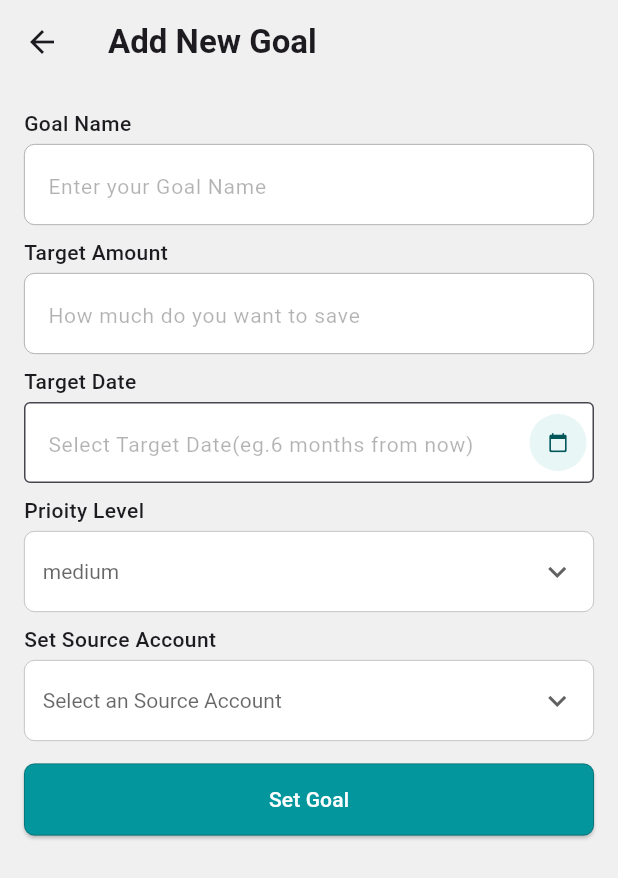
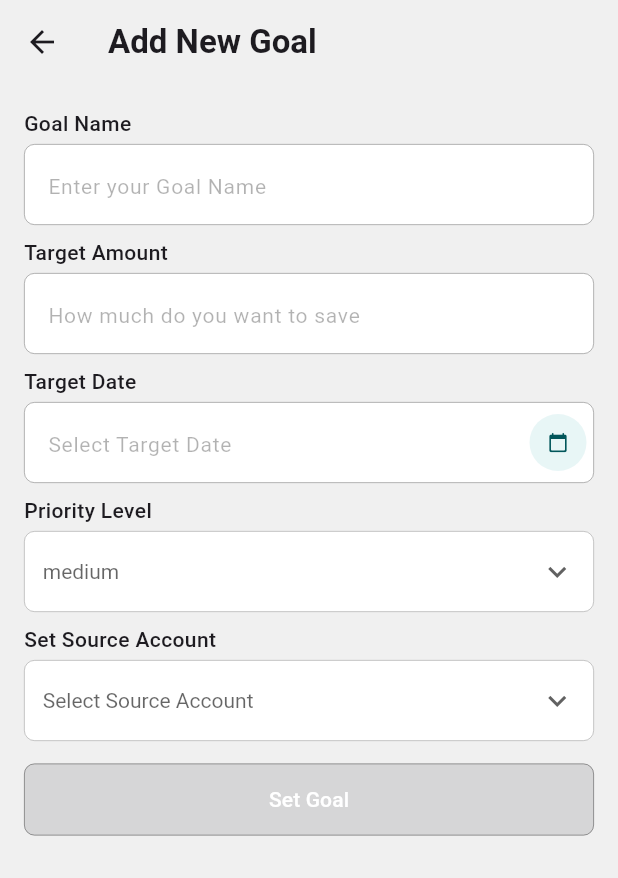
Before and after one commit to Arjun256900/goal-syncorb, a Flutter app: the AddNewGoal screen opened directly, on a phone screen of 412 x 824 dp. Shown: the top 878 px of the screen. Run offline on Flutter 3.47's test engine with Material 3 defaults, Android fonts, the phone set to English and light mode, and no system bars; our stand-ins replace dotted_border, file_picker, flutter_bloc.

Commit message:
kandiah:made Changes and added the bloc for the goal logic

```diff
--- /dev/null
+++ b/devtools_options.yaml
@@ -0,0 +1,3 @@
+description: This file stores settings for Dart & Flutter DevTools.
+documentation: https://docs.flutter.dev/tools/devtools/extensions#configure-extension-enablement-states
+extensions:
--- a/lib/bloc/bloc_main.dart
+++ /dev/null
@@ -1,3 +0,0 @@
-import 'package:flutter/material.dart';
-import 'package:flutter_bloc/flutter_bloc.dart';
-// class BlocMain extends Bloc<>{}
--- /dev/null
+++ b/lib/bloc/goal/form_event.dart
@@ -0,0 +1,31 @@
+
+
+abstract class GoalEvent {}
+
+class GoalNameChanged extends GoalEvent {
+  final String goalName;
+  GoalNameChanged(this.goalName);
+}
+
+class TargetAmountChanged extends GoalEvent {
+  final String amount;
+  TargetAmountChanged(this.amount);
+}
+
+class TargetDateChanged extends GoalEvent {
+  final String date;
+  TargetDateChanged(this.date);
+}
+
+class PrioityLevelChanged extends GoalEvent{
+  final String prioity;
+  PrioityLevelChanged(this.prioity);
+}
+class SourceAccountChanged extends GoalEvent{
+  final String sourceAccount;
+  SourceAccountChanged(this.sourceAccount);
+}
+
+class SubmitGoal extends GoalEvent {
+
+}
--- /dev/null
+++ b/lib/bloc/goal/form_state.dart
@@ -0,0 +1,46 @@
+class GoalState {
+  final String goalName;
+  final String amount;
+  final String date;
+  final String priority;
+  final String sourceAccount;
+  final bool isValid;
+
+  GoalState({
+    required this.goalName,
+    required this.amount,
+    required this.date,
+    required this.priority,
+    required this.sourceAccount,
+    required this.isValid,
+  });
+
+  factory GoalState.initial() {
+    return GoalState(
+      goalName: '',
+      amount: '',
+      date: '',
+      priority: '',
+      sourceAccount: '',
+      isValid: false,
+    );
+  }
+
+  GoalState copyWith({
+    String? goalName,
+    String? amount,
+    String? date,
+    String? priority,
+    String? sourceAccount,
+    bool? isValid,
+  }) {
+    return GoalState(
+      goalName: goalName ?? this.goalName,
+      amount: amount ?? this.amount,
+      date: date ?? this.date,
+      priority: priority ?? this.priority,
+      sourceAccount: sourceAccount ?? this.sourceAccount,
+      isValid: isValid ?? this.isValid,
+    );
+  }
+}
--- a/lib/screens/add_new_goal.dart
+++ b/lib/screens/add_new_goal.dart
@@ -1,4 +1,9 @@
+// lib/screens/add_new_goal.dart
 import 'package:flutter/material.dart';
+import 'package:flutter_bloc/flutter_bloc.dart';
+import 'package:goal/bloc/goal/form_bloc.dart';
+import 'package:goal/bloc/goal/form_event.dart';
+import 'package:goal/bloc/goal/form_state.dart';
 import 'package:goal/widgets/custom_text_field.dart';
 import 'package:goal/widgets/dateField.dart';
 import 'package:goal/widgets/dropDownField.dart';
@@ -9,7 +14,9 @@ class AddNewGoal extends StatelessWidget {
   @override
   Widget build(BuildContext context) {
     return GestureDetector(
-      onTap: () => {FocusManager.instance.primaryFocus?.unfocus()},
+      onTap: () => FocusManager.instance.primaryFocus?.unfocus(),
+      child: BlocProvider<FormBloc>(
+        create: (_) => FormBloc(),
         child: Scaffold(
           resizeToAvoidBottomInset: true,
           appBar: AppBar(
@@ -17,65 +24,88 @@ class AddNewGoal extends StatelessWidget {
               "Add New Goal",
               style: TextStyle(fontWeight: FontWeight.w600),
             ),
-          backgroundColor: Color(0xFFF0F0F0),
+            backgroundColor: const Color(0xFFF0F0F0),
           ),
           body: SafeArea(
-
             child: SingleChildScrollView(
-
               child: Padding(
                 padding: const EdgeInsets.all(16.0),
-              child: Column(
+                child: BlocBuilder<FormBloc, GoalState>(
+                  builder: (context, state) {
+                    final bloc = context.read<FormBloc>();
+                    return Column(
+                      crossAxisAlignment: CrossAxisAlignment.stretch,
                       children: [
                         CustomTextField(
                           heading: "Goal Name",
                           hintText: "Enter your Goal Name",
+                          initialValue: state.goalName,
+                          onChanged: (v) => bloc.add(GoalNameChanged(v)),
                         ),
                         const SizedBox(height: 8),
                         CustomTextField(
                           heading: "Target Amount",
                           hintText: "How much do you want to save",
+                          initialValue: state.amount,
+                          onChanged: (v) => bloc.add(TargetAmountChanged(v)),
                         ),
                         const SizedBox(height: 8),
                         DateField(
                           heading: "Target Date",
-                    hintText: "Select Target Date(eg.6 months from now)",
+                          hintText: "Select Target Date",
+                          selectedDate: state.date,
+                          onDateSelected: (v) => bloc.add(TargetDateChanged(v)),
                         ),
                         const SizedBox(height: 8),
                         Dropdownfield(
-                    heading: "Prioity Level",
+                          heading: "Priority Level",
                           items: ['low', 'medium', 'high'],
-                    hintText: "medium",
+                          hintText: state.priority.isEmpty
+                              ? 'medium'
+                              : state.priority,
+                          onChanged: (v) => bloc.add(PrioityLevelChanged(v)),
                         ),
                         const SizedBox(height: 8),
-
                         Dropdownfield(
                           heading: "Set Source Account",
-                    items: ['low', 'medium', 'high'],
-                    hintText: "Select an Source Account",
+                          items: ['Account A', 'Account B', 'Account C'],
+                          hintText: state.sourceAccount.isEmpty
+                              ? 'Select Source Account'
+                              : state.sourceAccount,
+                          onChanged: (v) => bloc.add(SourceAccountChanged(v)),
                         ),
                         const SizedBox(height: 15),
-
                         ElevatedButton(
-                    onPressed: () {
+                          onPressed: state.isValid
+                              ? () {
+                                  bloc.add(SubmitGoal());
                                   Navigator.of(context).pop();
-                    },
+                                }
+                              : null,
                           style: ElevatedButton.styleFrom(
-                      fixedSize: Size(380, 48),
-
+                            fixedSize: const Size(double.infinity, 48),
                             shape: RoundedRectangleBorder(
                               borderRadius: BorderRadius.circular(7),
                               side: const BorderSide(
                                 width: 0.5,
-                              color: Color.fromRGBO(0, 0, 0, 0.3),
+                                color: Color.fromRGBO(0,0,0,0.45),
                               ),
-
                             ),
-                        backgroundColor:Theme.of(context).primaryColor,
+                            backgroundColor: Theme.of(context).primaryColor,
                           ),
-                    child: Text("Set Goal",style: TextStyle(color: Colors.white,fontSize: 14,fontWeight: FontWeight.w500),)
+                          child: const Text(
+                            "Set Goal",
+                            style: TextStyle(
+                              color: Colors.white,
+                              fontSize: 14,
+                              fontWeight: FontWeight.w500,
+                            ),
+                          ),
                         ),
                       ],
+                    );
+                  },
+                ),
               ),
             ),
           ),
--- a/lib/widgets/custom_text_field.dart
+++ b/lib/widgets/custom_text_field.dart
@@ -1,12 +1,19 @@
 import 'package:flutter/material.dart';
 
+/// A reusable text input field that dispatches changes via [onChanged].
+/// Removed internal controller to prevent rebuild issues—uses [initialValue] instead.
 class CustomTextField extends StatelessWidget {
   final String heading;
   final String hintText;
+  final String initialValue;
+  final ValueChanged<String>? onChanged;
+
   const CustomTextField({
     super.key,
     required this.heading,
     required this.hintText,
+    this.initialValue = '',
+    this.onChanged,
   });
 
   @override
@@ -16,24 +23,35 @@ class CustomTextField extends StatelessWidget {
       children: [
         Text(
           heading,
-          style: TextStyle(fontWeight: FontWeight.w500, fontSize: 14),
+          style: const TextStyle(fontWeight: FontWeight.w500, fontSize: 14),
         ),
         const SizedBox(height: 4),
         ConstrainedBox(
-          constraints: BoxConstraints(maxHeight: 54),
-          child: TextField(
+          constraints: const BoxConstraints(maxHeight: 54),
+          child: TextFormField(
+            initialValue: initialValue,
+            onChanged: onChanged,
             decoration: InputDecoration(
               hintText: hintText,
-              hintStyle: TextStyle(color:Color.fromRGBO(0, 0, 0, 0.3), fontSize: 14),
+              hintStyle: const TextStyle(
+                color: Color.fromRGBO(0, 0, 0, 0.3),
+                fontSize: 14,
+              ),
               filled: true,
               fillColor: Colors.white,
               enabledBorder: OutlineInputBorder(
                 borderRadius: BorderRadius.circular(7),
-                borderSide: BorderSide(color: Color.fromRGBO(0, 0, 0, 0.4),width: 0.5),
+                borderSide: const BorderSide(
+                  color: Color.fromRGBO(0, 0, 0, 0.4),
+                  width: 0.5,
+                ),
               ),
               focusedBorder: OutlineInputBorder(
                 borderRadius: BorderRadius.circular(7),
-                borderSide: BorderSide(color: Color.fromRGBO(0, 0, 0, 0.3), width: 0.5),
+                borderSide: const BorderSide(
+                  color: Color.fromRGBO(0, 0, 0, 0.3),
+                  width: 0.5,
+                ),
               ),
             ),
           ),
--- a/lib/widgets/dateField.dart
+++ b/lib/widgets/dateField.dart
@@ -1,33 +1,70 @@
 import 'package:flutter/material.dart';
 
+/// A date picker field that displays a formatted date and calls [onDateSelected] when changed.
 class DateField extends StatefulWidget {
   final String heading;
   final String hintText;
-  const DateField({super.key, required this.heading, required this.hintText});
+  final String selectedDate;          // formatted date string
+  final ValueChanged<String>? onDateSelected;
+
+  const DateField({
+    super.key,
+    required this.heading,
+    required this.hintText,
+    this.selectedDate = '',
+    this.onDateSelected,
+  });
 
   @override
   State<DateField> createState() => _DateFieldState();
 }
 
 class _DateFieldState extends State<DateField> {
-  final TextEditingController _controller = TextEditingController();
-  DateTime? selectedDate;
+  late final TextEditingController _controller;
+  DateTime? _pickedDate;
+
+  @override
+  void initState() {
+    super.initState();
+    _controller = TextEditingController(text: widget.selectedDate);
+    if (widget.selectedDate.isNotEmpty) {
+      // Try parse the incoming selectedDate (dd/MM/yyyy)
+      final parts = widget.selectedDate.split('/');
+      if (parts.length == 3) {
+        final d = int.tryParse(parts[0]);
+        final m = int.tryParse(parts[1]);
+        final y = int.tryParse(parts[2]);
+        if (d != null && m != null && y != null) {
+          _pickedDate = DateTime(y, m, d);
+        }
+      }
+    }
+  }
+
+  @override
+  void didUpdateWidget(covariant DateField old) {
+    super.didUpdateWidget(old);
+    if (widget.selectedDate != old.selectedDate) {
+      _controller.text = widget.selectedDate;
+      // parse date similar to initState if needed
+    }
+  }
 
   Future<void> _selectDate(BuildContext context) async {
-    final DateTime? pickedDate = await showDatePicker(
+    final now = DateTime.now();
+    final picked = await showDatePicker(
       context: context,
-      initialDate: selectedDate ?? DateTime.now(),
+      initialDate: _pickedDate ?? now,
       firstDate: DateTime(1900),
       lastDate: DateTime(2100),
     );
-    if (pickedDate != null && pickedDate != selectedDate) {
-      setState(() {
-        selectedDate = pickedDate;
-        _controller.text =
-            "${pickedDate.day.toString().padLeft(2, '0')}/"
-            "${pickedDate.month.toString().padLeft(2, '0')}/"
-            "${pickedDate.year}";
-      });
+    if (picked != null) {
+      _pickedDate = picked;
+      final formatted = "${picked.day.toString().padLeft(2, '0')}/"
+          "${picked.month.toString().padLeft(2, '0')}/"
+          "${picked.year}";
+      _controller.text = formatted;
+      widget.onDateSelected?.call(formatted);
     }
   }
 
@@ -38,30 +75,39 @@ class _DateFieldState extends State<DateField> {
       children: [
         Text(
           widget.heading,
-          style: TextStyle(fontWeight: FontWeight.w500, fontSize: 14),
+          style: const TextStyle(fontWeight: FontWeight.w500, fontSize: 14),
         ),
         const SizedBox(height: 4),
-
         ConstrainedBox(
-          constraints: BoxConstraints(maxHeight: 54),
+          constraints: const BoxConstraints(maxHeight: 54),
           child: TextField(
             controller: _controller,
+            readOnly: true,
+            onTap: () => _selectDate(context),
             decoration: InputDecoration(
               hintText: widget.hintText,
               filled: true,
               fillColor: Colors.white,
-              hintStyle: TextStyle(
+              hintStyle: const TextStyle(
                 fontSize: 14,
                 color: Color.fromRGBO(0, 0, 0, 0.3),
               ),
-              border: OutlineInputBorder(
-                borderSide: BorderSide(
+              enabledBorder: OutlineInputBorder(
+                borderRadius: BorderRadius.circular(7),
+                borderSide: const BorderSide(
+                  color: Color.fromRGBO(0, 0, 0, 0.4),
+                  width: 0.5,
+                ),
+              ),
+              focusedBorder: OutlineInputBorder(
+                borderRadius: BorderRadius.circular(7),
+                borderSide: const BorderSide(
                   color: Color.fromRGBO(0, 0, 0, 0.3),
                   width: 0.5,
                 ),
               ),
-              suffixIcon: Padding(
-                padding: const EdgeInsets.all(5.0),
+              suffixIcon: const Padding(
+                padding: EdgeInsets.all(5.0),
                 child: CircleAvatar(
                   radius: 18.0,
                   backgroundColor: Color.fromRGBO(3, 150, 157, 0.09),
@@ -74,7 +120,6 @@ class _DateFieldState extends State<DateField> {
                 ),
               ),
             ),
-            onTap: () => _selectDate(context),
           ),
         ),
       ],
--- a/lib/widgets/dropDownField.dart
+++ b/lib/widgets/dropDownField.dart
@@ -4,12 +4,14 @@ class Dropdownfield extends StatefulWidget {
   final List<String> items;
   final String hintText;
   final String heading;
+  final ValueChanged<String> onChanged;
   // final String SelectedValue;
   const Dropdownfield({
     super.key,
     required this.items,
     required this.hintText,
     required this.heading,
+    required this.onChanged,
   });
 
   @override
@@ -50,9 +52,12 @@ class _DropdownfieldState extends State<Dropdownfield> {
                 }).toList(),
                 icon: const Icon(Icons.keyboard_arrow_down),
                 onChanged: (String? newValue) {
-                  setState(() {
-                    selectedValue = newValue;
-                  });
+                  if (newValue != null) {
+                    setState(() {
+                      selectedValue = newValue;
+                    });
+                    widget.onChanged(newValue); // Dispatch to BLoC or parent
+                  }
                 },
               ),
             ),
```
Also changed, not shown: lib/bloc/goal/form_bloc.dart (added, +50 -0 lines), lib/screens/add_new_transaction_screen.dart (+11 -12 lines), lib/bloc/bloc_events.dart (deleted), lib/widgets/file_picker.dart (line endings or trailing spaces). Lines whose indentation alone changed are shown as unchanged.
